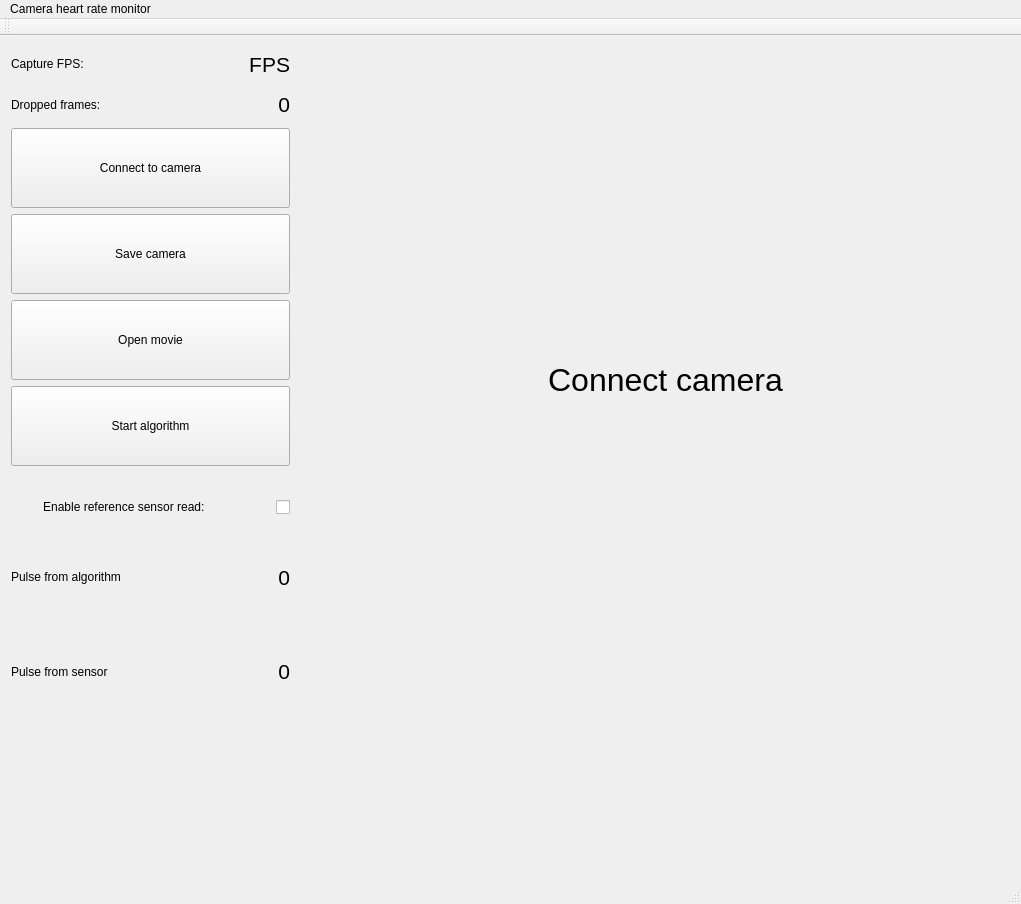
This is ui/mainwindow.ui in wglowacki/camera_pulse_detector as Qt 5 draws it before an edit. The edited form follows.
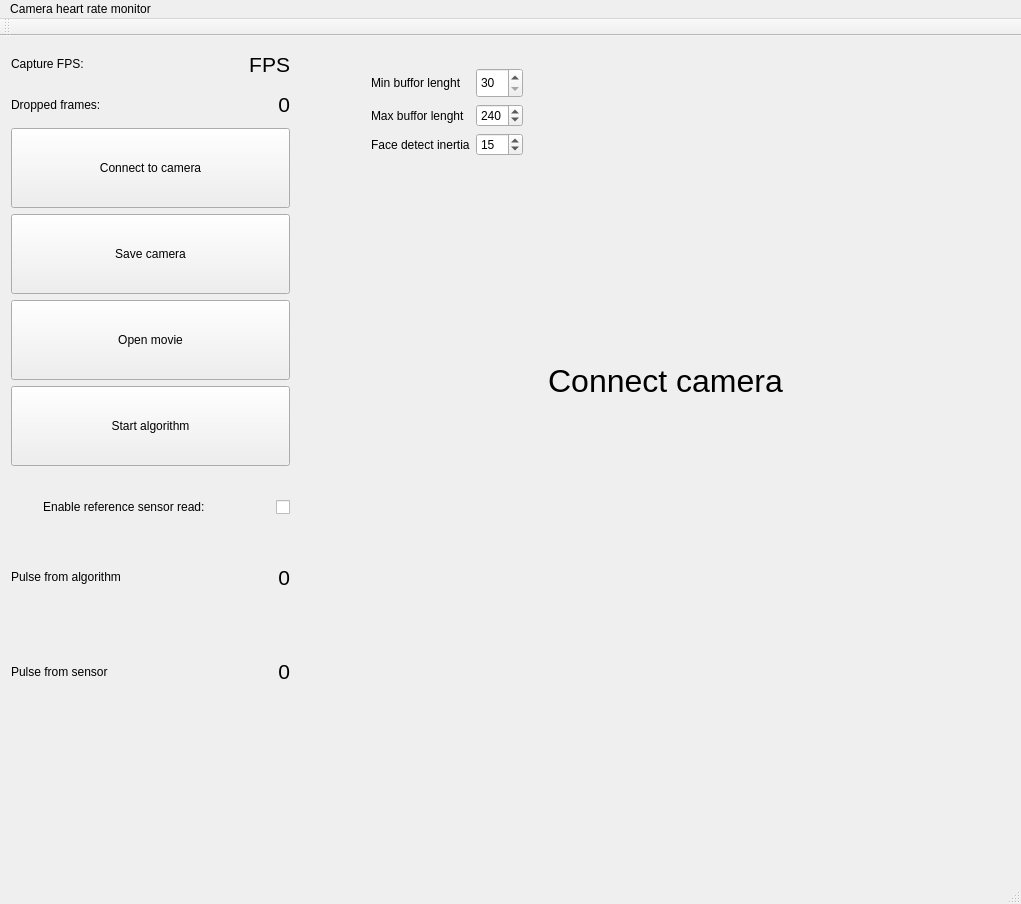
This is the edited form.

Commit message: Camera detector inertia. GUI last version

Patch:
```diff
--- a/ui/mainwindow.ui
+++ b/ui/mainwindow.ui
@@ -134,8 +134,183 @@
     <layout class="QVBoxLayout" name="verticalLayout">
      <item>
       <layout class="QGridLayout" name="gridLayout_2">
+       <property name="bottomMargin">
+        <number>2</number>
+       </property>
        <item row="0" column="0">
+        <layout class="QGridLayout" name="gridLayout_4">
+         <property name="sizeConstraint">
+          <enum>QLayout::SetMinimumSize</enum>
+         </property>
+         <item row="0" column="2">
+          <widget class="QSpinBox" name="spinBufMin">
+           <property name="sizePolicy">
+            <sizepolicy hsizetype="Minimum" vsizetype="Fixed">
+             <horstretch>0</horstretch>
+             <verstretch>0</verstretch>
+            </sizepolicy>
+           </property>
+           <property name="maximumSize">
+            <size>
+             <width>16777215</width>
+             <height>30</height>
+            </size>
+           </property>
+           <property name="minimum">
+            <number>30</number>
+           </property>
+          </widget>
+         </item>
+         <item row="1" column="1">
+          <widget class="QLabel" name="label_2">
+           <property name="text">
+            <string>Max buffor lenght</string>
+           </property>
+          </widget>
+         </item>
+         <item row="0" column="3">
+          <spacer name="horizontalSpacer">
+           <property name="orientation">
+            <enum>Qt::Horizontal</enum>
+           </property>
+           <property name="sizeHint" stdset="0">
+            <size>
+             <width>30</width>
+             <height>20</height>
+            </size>
+           </property>
+          </spacer>
+         </item>
+         <item row="1" column="2">
+          <widget class="QSpinBox" name="spinBufMax">
+           <property name="minimum">
+            <number>100</number>
+           </property>
+           <property name="maximum">
+            <number>600</number>
+           </property>
+           <property name="value">
+            <number>240</number>
+           </property>
+          </widget>
+         </item>
+         <item row="2" column="1">
+          <widget class="QLabel" name="label">
+           <property name="text">
+            <string>Face detect inertia</string>
+           </property>
+          </widget>
+         </item>
+         <item row="2" column="3">
+          <spacer name="horizontalSpacer_3">
+           <property name="orientation">
+            <enum>Qt::Horizontal</enum>
+           </property>
+           <property name="sizeHint" stdset="0">
+            <size>
+             <width>40</width>
+             <height>20</height>
+            </size>
+           </property>
+          </spacer>
+         </item>
+         <item row="1" column="3">
+          <spacer name="horizontalSpacer_2">
+           <property name="orientation">
+            <enum>Qt::Horizontal</enum>
+           </property>
+           <property name="sizeHint" stdset="0">
+            <size>
+             <width>40</width>
+             <height>20</height>
+            </size>
+           </property>
+          </spacer>
+         </item>
+         <item row="2" column="2">
+          <widget class="QSpinBox" name="spinFaceInertia">
+           <property name="value">
+            <number>15</number>
+           </property>
+          </widget>
+         </item>
+         <item row="0" column="1">
+          <widget class="QLabel" name="label_3">
+           <property name="sizePolicy">
+            <sizepolicy hsizetype="Minimum" vsizetype="Minimum">
+             <horstretch>0</horstretch>
+             <verstretch>0</verstretch>
+            </sizepolicy>
+           </property>
+           <property name="maximumSize">
+            <size>
+             <width>16777215</width>
+             <height>30</height>
+            </size>
+           </property>
+           <property name="text">
+            <string>Min buffor lenght</string>
+           </property>
+          </widget>
+         </item>
+         <item row="0" column="0">
+          <spacer name="horizontalSpacer_4">
+           <property name="orientation">
+            <enum>Qt::Horizontal</enum>
+           </property>
+           <property name="sizeType">
+            <enum>QSizePolicy::Minimum</enum>
+           </property>
+           <property name="sizeHint" stdset="0">
+            <size>
+             <width>40</width>
+             <height>20</height>
+            </size>
+           </property>
+          </spacer>
+         </item>
+         <item row="1" column="0">
+          <spacer name="horizontalSpacer_5">
+           <property name="orientation">
+            <enum>Qt::Horizontal</enum>
+           </property>
+           <property name="sizeType">
+            <enum>QSizePolicy::Minimum</enum>
+           </property>
+           <property name="sizeHint" stdset="0">
+            <size>
+             <width>40</width>
+             <height>20</height>
+            </size>
+           </property>
+          </spacer>
+         </item>
+         <item row="2" column="0">
+          <spacer name="horizontalSpacer_6">
+           <property name="orientation">
+            <enum>Qt::Horizontal</enum>
+           </property>
+           <property name="sizeType">
+            <enum>QSizePolicy::Minimum</enum>
+           </property>
+           <property name="sizeHint" stdset="0">
+            <size>
+             <width>20</width>
+             <height>20</height>
+            </size>
+           </property>
+          </spacer>
+         </item>
+        </layout>
+       </item>
+       <item row="2" column="0">
         <widget class="QLabel" name="imageDisplay">
+         <property name="sizePolicy">
+          <sizepolicy hsizetype="Expanding" vsizetype="Expanding">
+           <horstretch>0</horstretch>
+           <verstretch>0</verstretch>
+          </sizepolicy>
+         </property>
          <property name="minimumSize">
           <size>
            <width>0</width>
@@ -153,6 +328,38 @@
          </property>
         </widget>
        </item>
+       <item row="3" column="0">
+        <spacer name="verticalSpacer">
+         <property name="orientation">
+          <enum>Qt::Vertical</enum>
+         </property>
+         <property name="sizeType">
+          <enum>QSizePolicy::Fixed</enum>
+         </property>
+         <property name="sizeHint" stdset="0">
+          <size>
+           <width>20</width>
+           <height>120</height>
+          </size>
+         </property>
+        </spacer>
+       </item>
+       <item row="1" column="0">
+        <spacer name="verticalSpacer_2">
+         <property name="orientation">
+          <enum>Qt::Vertical</enum>
+         </property>
+         <property name="sizeType">
+          <enum>QSizePolicy::Minimum</enum>
+         </property>
+         <property name="sizeHint" stdset="0">
+          <size>
+           <width>10</width>
+           <height>10</height>
+          </size>
+         </property>
+        </spacer>
+       </item>
       </layout>
      </item>
     </layout>
```
The commit also changes 5 other files.
